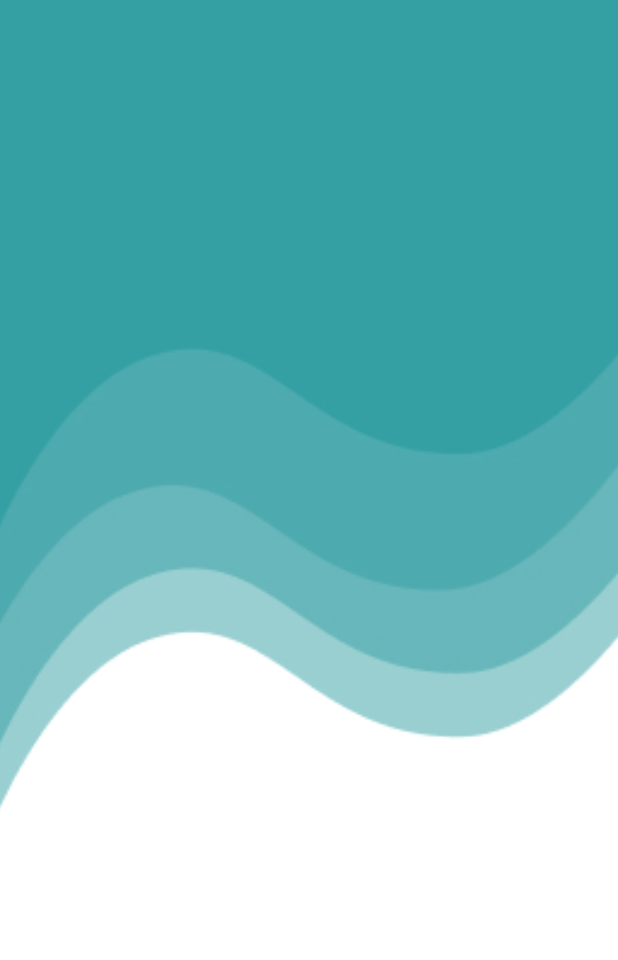
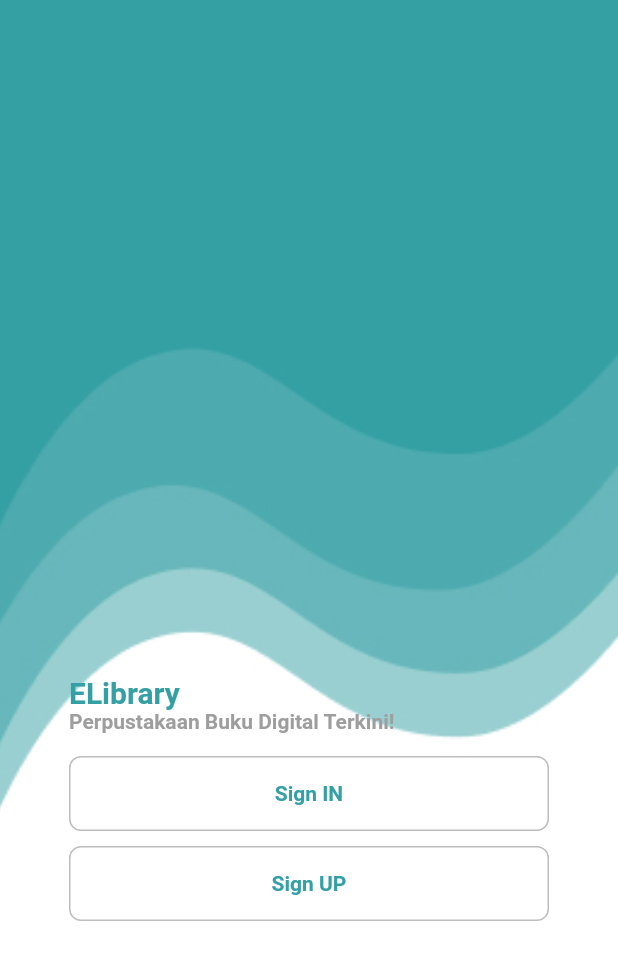
Before and after one commit to udacodingid/elibrary_apps, a Flutter app: the screen it shows after launch, on a phone screen of 412 x 824 dp. Shown: the top 960 px of the screen. Run offline on Flutter 3.47's test engine with Material 2 defaults, Android fonts, the phone set to English and light mode, and no system bars.

Commit message:
update page

```diff
--- a/elibrary_apps/lib/ui_screen/page_menu_before_entry.dart
+++ b/elibrary_apps/lib/ui_screen/page_menu_before_entry.dart
@@ -17,6 +17,81 @@ class PageMenuEntry extends StatelessWidget {
           children: [
             Container(
               padding: EdgeInsets.only(top: 450, left: 20, right: 20),
+              width: double.infinity,
+              child: Column(
+                children: [
+                  Container(
+                    child: Column(
+                      crossAxisAlignment: CrossAxisAlignment.start,
+                      children: [
+                        Text('ELibrary',
+                          style: TextStyle(
+                            fontSize: 20,
+                            fontWeight: FontWeight.bold,
+                            color: Color(0xff34A0A4),
+                          ),
+                        ),
+
+                        Text('Perpustakaan Buku Digital Terkini!',
+                          style: TextStyle(
+                            fontSize: 14,
+                            fontWeight: FontWeight.bold,
+                            color: Colors.grey
+                          ),
+                        ),
+
+                        SizedBox(height: 15,),
+                        Container(
+                          width: 320,
+                          decoration: BoxDecoration(
+                            color: Colors.white,
+                            border: Border.all(color: Colors.black26),
+                            borderRadius: BorderRadius.circular(8)
+                          ),
+                          child: Column(
+                            mainAxisAlignment: MainAxisAlignment.center,
+                            children: [
+                              MaterialButton(
+                                onPressed: (){},
+                                child: Text('Sign IN', style: TextStyle(
+                                  fontWeight: FontWeight.bold,
+                                  color: Color(0xff34A0A4),
+                                ),),
+
+                              )
+                            ],
+                          ),
+                        ),
+
+                        SizedBox(height: 10,),
+                        Container(
+                          width: 320,
+                          decoration: BoxDecoration(
+                              color: Colors.white,
+                              border: Border.all(color: Colors.black26),
+                              borderRadius: BorderRadius.circular(8)
+                          ),
+                          child: Column(
+                            mainAxisAlignment: MainAxisAlignment.center,
+                            children: [
+                              MaterialButton(
+                                onPressed: (){},
+                                child: Text('Sign UP', style: TextStyle(
+                                  fontWeight: FontWeight.bold,
+                                  color: Color(0xff34A0A4),
+                                ),),
+
+                              )
+                            ],
+                          ),
+                        ),
+
+
+                      ],
+                    ),
+                  )
+                ],
+              ),
 
             )
 
```
